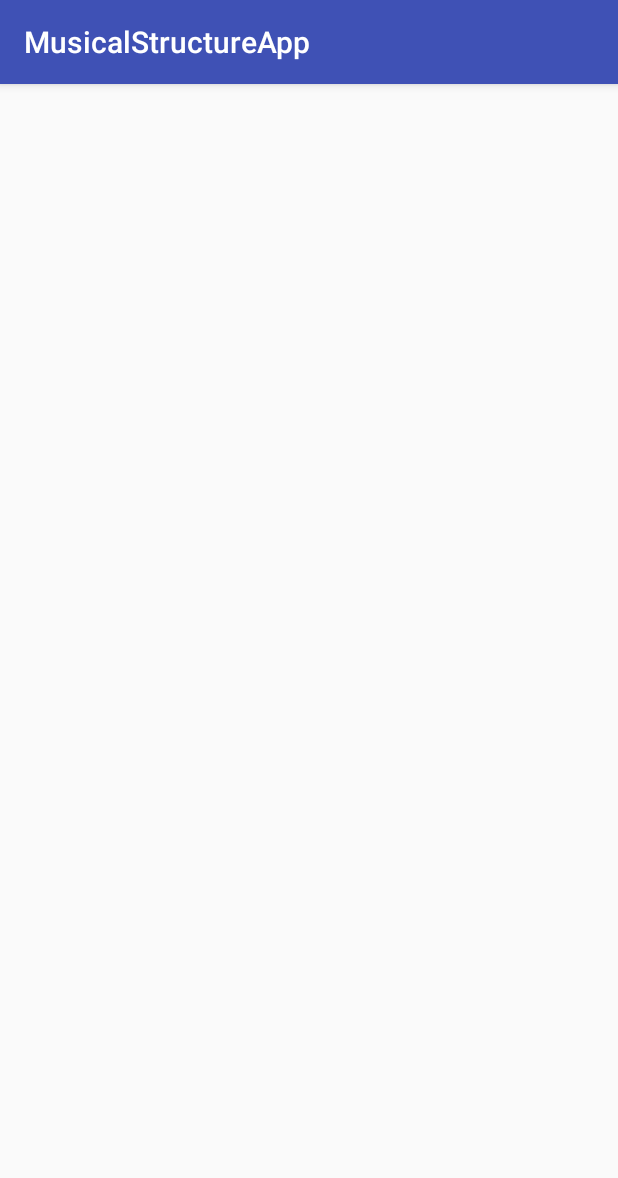
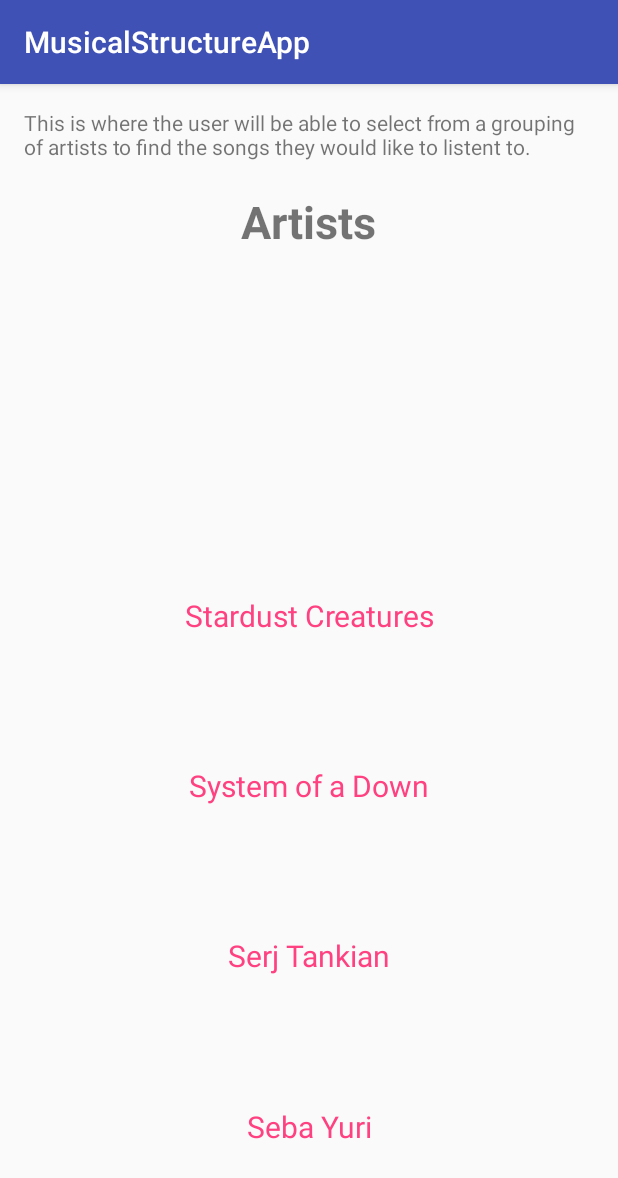
Before and after one commit to eskinner31/eRecord, an Android app: the ArtistActivity screen opened directly, with no data from a screen before it, on a phone screen of 412 x 824 dp. Shown: the top 1178 px of the screen. Run offline under Robolectric (Android 15) with nearby library versions, the phone set to English and light mode, and no system bars.

Commit message:
added XML for songs activity and artist activity

```diff
--- a/app/src/main/res/layout/activity_artist.xml
+++ b/app/src/main/res/layout/activity_artist.xml
@@ -1,5 +1,5 @@
 <?xml version="1.0" encoding="utf-8"?>
-<RelativeLayout xmlns:android="http://schemas.android.com/apk/res/android"
+<LinearLayout xmlns:android="http://schemas.android.com/apk/res/android"
     xmlns:tools="http://schemas.android.com/tools"
     android:id="@+id/activity_artist"
     android:layout_width="match_parent"
@@ -8,6 +8,68 @@
     android:paddingLeft="@dimen/activity_horizontal_margin"
     android:paddingRight="@dimen/activity_horizontal_margin"
     android:paddingTop="@dimen/activity_vertical_margin"
+    android:orientation="vertical"
     tools:context="com.example.android.musicalstructureapp.ArtistActivity">
 
-</RelativeLayout>
+    <TextView
+        android:layout_width="match_parent"
+        android:layout_height="wrap_content"
+        android:text="This is where the user will be able to select from a grouping of artists to find the songs they would like to listent to."/>
+
+    <TextView
+        android:layout_width="wrap_content"
+        android:layout_height="0dp"
+        android:layout_weight="1"
+        android:layout_gravity="center_horizontal"
+        android:layout_marginTop="20dp"
+        android:textStyle="bold"
+        android:textSize="30sp"
+        android:text="Artists"/>
+
+    <LinearLayout
+        android:layout_width="match_parent"
+        android:layout_height="0dp"
+        android:layout_weight="2"
+        android:orientation="vertical">
+
+        <TextView
+            android:layout_width="match_parent"
+            android:layout_height="0dp"
+            android:layout_weight="1"
+            android:textSize="20sp"
+            android:gravity="center"
+            android:textColor="@color/colorAccent"
+            android:text="Stardust Creatures"/>
+
+        <TextView
+            android:layout_width="match_parent"
+            android:layout_height="0dp"
+            android:layout_weight="1"
+            android:textSize="20sp"
+            android:gravity="center"
+            android:textColor="@color/colorAccent"
+            android:text="System of a Down"/>
+
+        <TextView
+            android:layout_width="match_parent"
+            android:layout_height="0dp"
+            android:layout_weight="1"
+            android:textSize="20sp"
+            android:gravity="center"
+            android:textColor="@color/colorAccent"
+            android:text="Serj Tankian"/>
+
+        <TextView
+            android:layout_width="match_parent"
+            android:layout_height="0dp"
+            android:layout_weight="1"
+            android:textSize="20sp"
+            android:gravity="center"
+            android:textColor="@color/colorAccent"
+            android:text="Seba Yuri"/>
+
+
+
+    </LinearLayout>
+
+</LinearLayout>
```
Also changed, not shown: app/src/main/res/layout/activity_main.xml (+39 -0 lines), app/src/main/res/layout/activity_songs.xml (+23 -2 lines), app/src/main/res/values/arrays.xml (added, +10 -0 lines), app/src/main/res/drawable/stardust_creatures_album_art.jpg (added), app/src/main/res/drawable/startdust_creatures_spaced_out.jpg (added).
